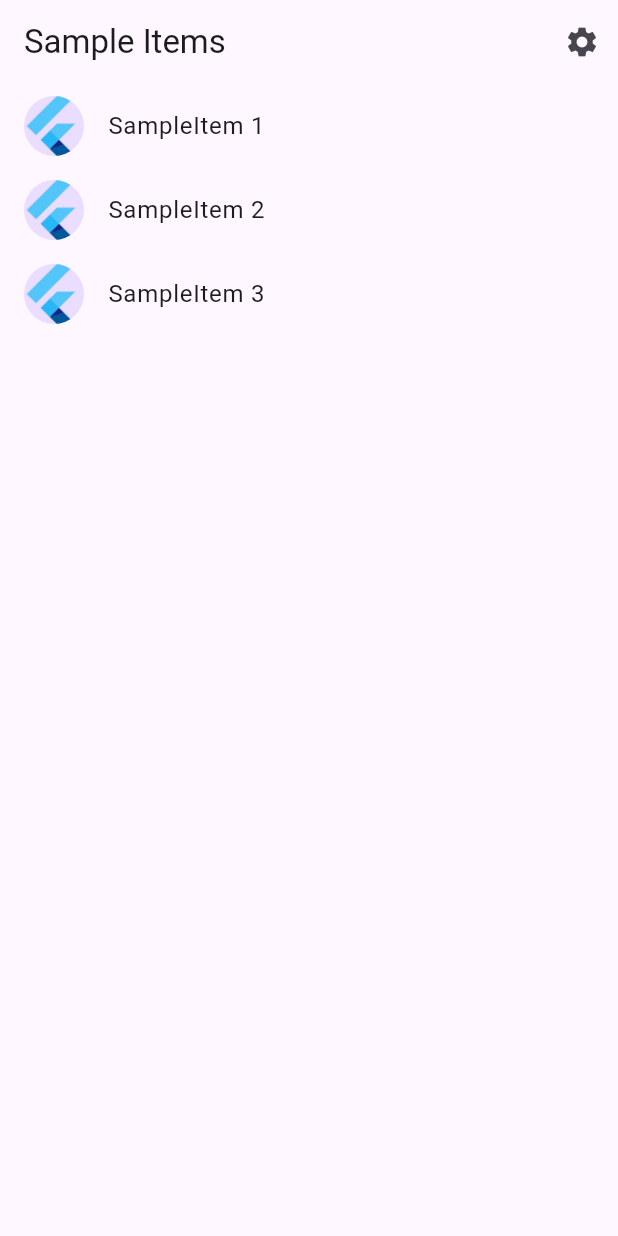
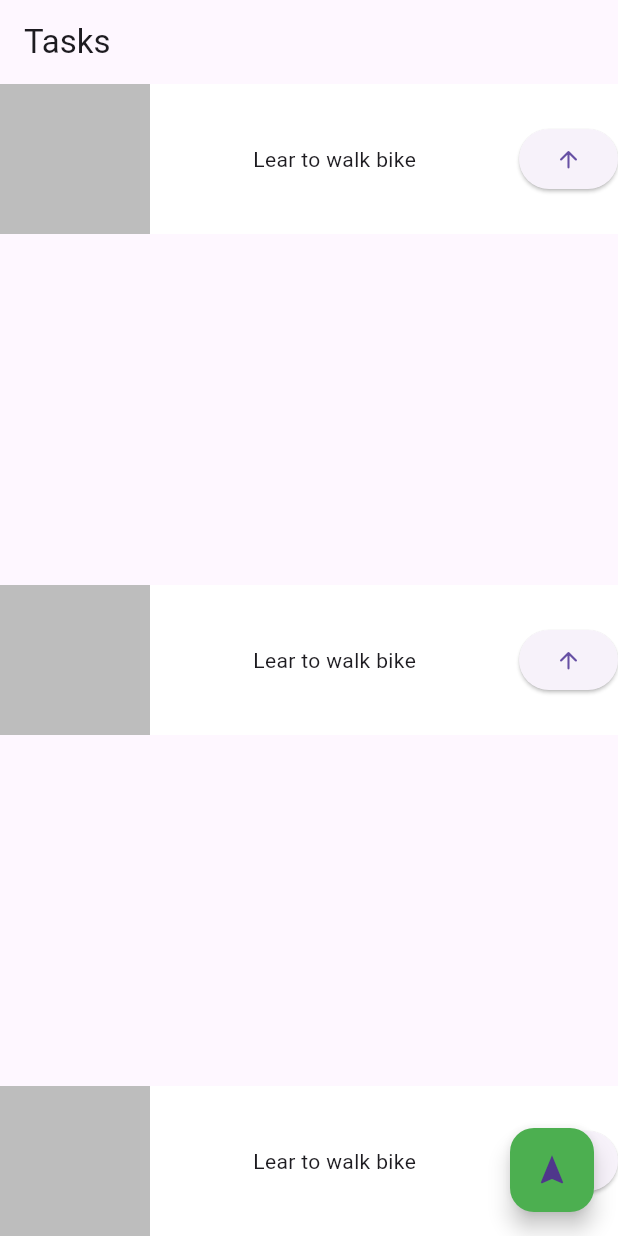
Before and after one commit to Andersonlimahw/flutter_widgets_sample, a Flutter app: the screen it shows after launch, on a phone screen of 412 x 824 dp. Run offline on Flutter 3.47's test engine with Material 3 defaults, Android fonts, the light colour scheme and no system bars; generated files the repository leaves out were written again.

Commit message:
💾 [checkpoint] Creating TaskWidget

```diff
--- a/lib/src/app.dart
+++ b/lib/src/app.dart
@@ -1,6 +1,7 @@
 import 'package:flutter/material.dart';
 import 'package:flutter_gen/gen_l10n/app_localizations.dart';
 import 'package:flutter_localizations/flutter_localizations.dart';
+import 'package:flutter_widgets_sample/src/home/home_view.dart';
 
 import 'sample_feature/sample_item_details_view.dart';
 import 'sample_feature/sample_item_list_view.dart';
@@ -67,6 +68,8 @@ class MyApp extends StatelessWidget {
               settings: routeSettings,
               builder: (BuildContext context) {
                 switch (routeSettings.name) {
+                  case HomeView.routeName:
+                    return const HomeView();
                   case SettingsView.routeName:
                     return SettingsView(controller: settingsController);
                   case SampleItemDetailsView.routeName:
--- /dev/null
+++ b/lib/src/home/home_view.dart
@@ -0,0 +1,31 @@
+import 'package:flutter/material.dart';
+import 'package:flutter_widgets_sample/src/home/widgets/card_widget.dart';
+
+class HomeView extends StatelessWidget {
+  const HomeView({super.key});
+
+  static const routeName = '/';
+
+  @override
+  Widget build(BuildContext context) {
+    return Scaffold(
+        appBar: AppBar(
+          title: const Text('Tasks'),
+        ),
+        body: const Column(
+          mainAxisAlignment: MainAxisAlignment.spaceBetween,
+          children: [
+            TaskWidget(),
+            TaskWidget(),
+            TaskWidget(),
+          ],
+        ),
+        floatingActionButton: FloatingActionButton(
+          onPressed: () {
+            // Add your onPressed code here!
+          },
+          backgroundColor: Colors.green,
+          child: const Icon(Icons.navigation),
+        ));
+  }
+}
--- /dev/null
+++ b/lib/src/home/widgets/card_widget.dart
@@ -0,0 +1,38 @@
+import 'package:flutter/material.dart';
+
+class TaskWidget extends StatelessWidget {
+  const TaskWidget({super.key});
+
+  @override
+  Widget build(BuildContext context) {
+    return Stack(
+      children: [
+        Container(
+          height: 100,
+          width: 300,
+          color: Colors.blue,
+        ),
+        Container(
+          color: Colors.white,
+          height: 100,
+          child: Row(
+            mainAxisAlignment: MainAxisAlignment.spaceBetween,
+            crossAxisAlignment: CrossAxisAlignment.center,
+            children: [
+              Container(
+                height: 100,
+                width: 100,
+                color: Colors.black26,
+              ),
+              const Text('Lear to walk bike'),
+              ElevatedButton(
+                onPressed: () {},
+                child: const Icon(Icons.arrow_upward_rounded),
+              ),
+            ],
+          ),
+        ),
+      ],
+    );
+  }
+}
--- a/lib/src/sample_feature/sample_item_details_view.dart
+++ b/lib/src/sample_feature/sample_item_details_view.dart
@@ -1,5 +1,5 @@
+import 'package:flutter/cupertino.dart';
 import 'package:flutter/material.dart';
-import 'package:flutter/widgets.dart';
 
 /// Displays detailed information about a SampleItem.
 class SampleItemDetailsView extends StatelessWidget {
--- a/lib/src/sample_feature/sample_item_list_view.dart
+++ b/lib/src/sample_feature/sample_item_list_view.dart
@@ -11,7 +11,7 @@ class SampleItemListView extends StatelessWidget {
     this.items = const [SampleItem(1), SampleItem(2), SampleItem(3)],
   });
 
-  static const routeName = '/';
+  static const routeName = '/list-view';
 
   final List<SampleItem> items;
 
@@ -62,8 +62,7 @@ class SampleItemListView extends StatelessWidget {
                   context,
                   SampleItemDetailsView.routeName,
                 );
-            }
-          );
+              });
         },
       ),
     );
```
Lines whose indentation alone changed are shown as unchanged.
